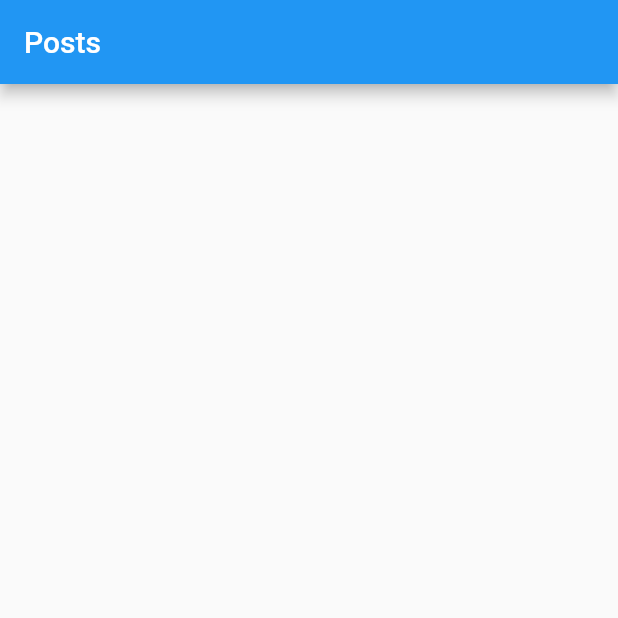
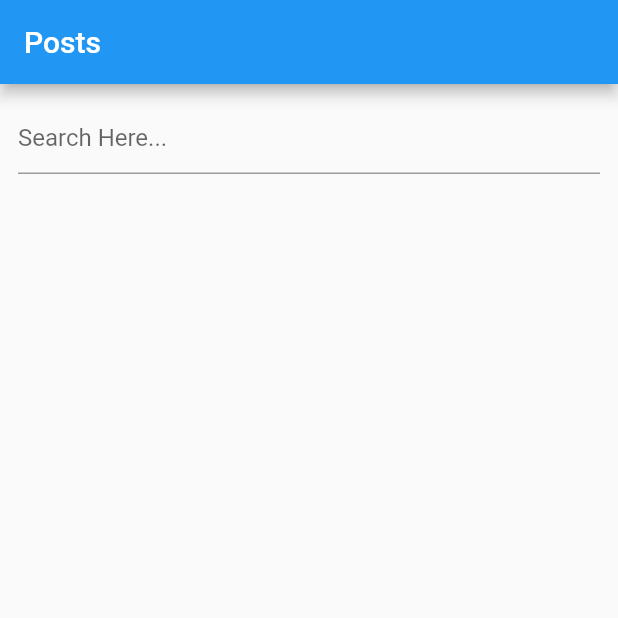
Before and after one commit to StefanoZambrini/ApiExample-flutter, a Flutter app: the screen it shows after launch, on a phone screen of 412 x 824 dp, the top half of it. Run offline on Flutter 3.47's test engine with Material 2 defaults, Android fonts, the phone set to English and light mode, and no system bars; missing offline and left inert: igdb_client.

Commit message:
Challenge accomplished

```diff
--- a/lib/Homepage.dart
+++ b/lib/Homepage.dart
@@ -14,25 +14,21 @@ class _MyHomePageState extends State<MyHomePage> {
   // page variables
   bool isLoading = false;
   List<Game> posts;
+  String searchGames;
+  TextEditingController _textController = TextEditingController();
+  List<Game> newDataList = [];
 
-  // override initState to run the _fetchData() function on state change
   @override
   void initState() {
     _fetchData();
     super.initState();
   }
 
-  // async function to call the API and show/hide loading screens
   Future _fetchData() async {
-    // show Loading Screen
     setState(() => isLoading = true);
-    // get Posts
     posts = (await getRecentlyReleased()) as List<Game>;
-    // hide Loading Screen
     setState(() => isLoading = false);
-
-    // create Post
-    // print(await createPost());
+    newDataList = List.from(posts);
   }
 
   @override
@@ -49,10 +45,20 @@ class _MyHomePageState extends State<MyHomePage> {
                 // Otherwise, show the list of Posts
                 : Column(
                   children: [
+                    Padding(
+                      padding: const EdgeInsets.all(12.0),
+                      child: TextField(
+                        controller: _textController,
+                        decoration: InputDecoration(
+                          hintText: 'Search Here...',
+                        ),
+                        onChanged: onItemChanged,
+                      ),
+                    ),
                     Expanded(
                       child: ListView.builder(
               shrinkWrap: true,
-                          itemCount: posts?.length ?? 0,
+                          itemCount: newDataList?.length ?? 0,
               itemBuilder: (BuildContext context, int index) {
                             return Padding(
                               padding: EdgeInsets.all(10.0),
@@ -65,16 +71,16 @@ class _MyHomePageState extends State<MyHomePage> {
                                       mainAxisAlignment: MainAxisAlignment.spaceBetween,
                                       mainAxisSize: MainAxisSize.max,
                                       children: [
-                                        Text(posts[index].name ?? 'default value'),
-                                        ReleaseCard(posts, index)
+                                        Text(newDataList[index].name ?? 'default value'),
+                                        ReleaseCard(newDataList, index)
                                       ],
                                     ),
                                     Row(
                                       mainAxisAlignment: MainAxisAlignment.spaceBetween,
                                       mainAxisSize: MainAxisSize.max,
                                       children: [
-                                        PlatformCard(posts, index),
-                                        Text(posts[index].rating.toStringAsFixed(2) ?? 'N/A')
+                                        PlatformCard(newDataList, index),
+                                        Text(newDataList[index].rating.toStringAsFixed(2) ?? 'N/A')
                                       ],
                                     ),
                                   ]),
@@ -86,4 +92,11 @@ class _MyHomePageState extends State<MyHomePage> {
                 )));
   }
 
+  onItemChanged(String value) {
+    setState(() {
+      newDataList = posts
+          .where((x) => x.name.toLowerCase().contains(value.toLowerCase()))
+          .toList();
+    });
+    }
 }
```
